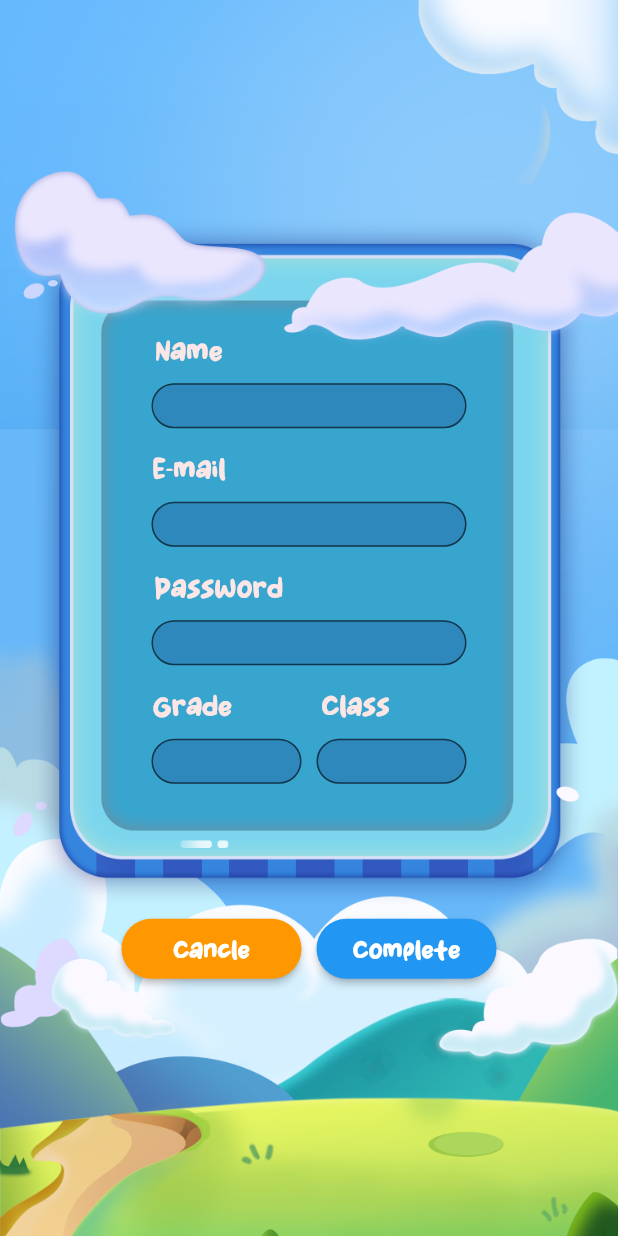
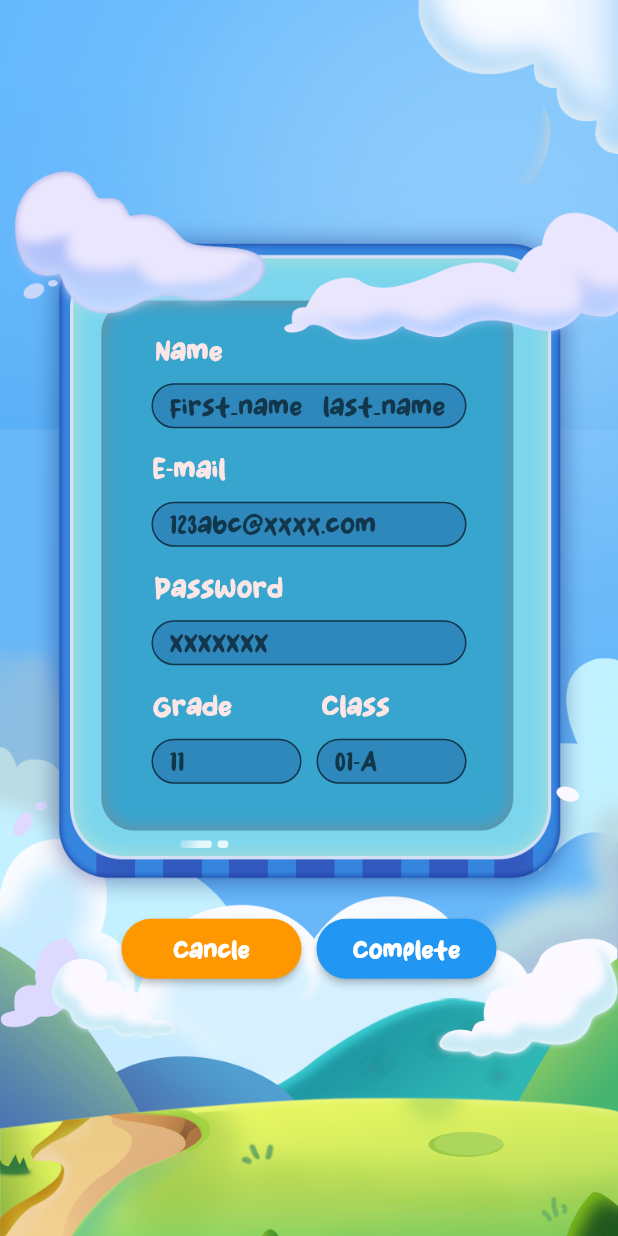
Before and after one commit to RicardoYam/calmPet, a Flutter app: the Register screen opened by its route, on a phone screen of 412 x 824 dp. Run offline on Flutter 3.47's test engine with Material 2 defaults, Android fonts, the phone set to English and light mode, and no system bars; our stand-ins replace font_awesome_flutter.

Commit message:
fixing bugs

```diff
--- a/lib/pages/user/register.dart
+++ b/lib/pages/user/register.dart
@@ -43,12 +43,14 @@ class _RegisterState extends State<Register> {
                     width: 210.0,
                     height: 30.0,
                     child: TextField(
+                        textAlignVertical: TextAlignVertical.bottom,
                         decoration: InputDecoration(
                             border: OutlineInputBorder(
                                 borderRadius: BorderRadius.circular(50.0)),
+                            hintText: "first_name  last_name",
                             filled: true,
                             fillColor: Color.fromARGB(51, 5, 20, 110)),
-                        style: TextStyle(fontFamily: 'test', fontSize: 16.0)),
+                        style: TextStyle(fontFamily: 'test', fontSize: 17.0)),
                   ),
                   SizedBox(height: 15.0),
                   Row(
@@ -67,12 +69,14 @@ class _RegisterState extends State<Register> {
                     width: 210.0,
                     height: 30.0,
                     child: TextField(
+                        textAlignVertical: TextAlignVertical.bottom,
                         decoration: InputDecoration(
                             border: OutlineInputBorder(
                                 borderRadius: BorderRadius.circular(50.0)),
+                            hintText: "123abc@xxxx.com",
                             filled: true,
                             fillColor: Color.fromARGB(51, 5, 20, 110)),
-                        style: TextStyle(fontFamily: 'test', fontSize: 16.0)),
+                        style: TextStyle(fontFamily: 'test', fontSize: 17.0)),
                   ),
                   SizedBox(height: 15.0),
                   Row(
@@ -91,12 +95,14 @@ class _RegisterState extends State<Register> {
                     width: 210.0,
                     height: 30.0,
                     child: TextField(
+                        textAlignVertical: TextAlignVertical.bottom,
                         decoration: InputDecoration(
                             border: OutlineInputBorder(
                                 borderRadius: BorderRadius.circular(50.0)),
+                            hintText: "XXXXXXX",
                             filled: true,
                             fillColor: Color.fromARGB(51, 5, 20, 110)),
-                        style: TextStyle(fontFamily: 'test', fontSize: 16.0)),
+                        style: TextStyle(fontFamily: 'test', fontSize: 17.0)),
                   ),
                   SizedBox(height: 15.0),
                   Row(
@@ -132,26 +138,30 @@ class _RegisterState extends State<Register> {
                         width: 100.0,
                         height: 30.0,
                         child: TextField(
+                            textAlignVertical: TextAlignVertical.bottom,
                             decoration: InputDecoration(
                                 border: OutlineInputBorder(
                                     borderRadius: BorderRadius.circular(50.0)),
+                                hintText: "11",
                                 filled: true,
                                 fillColor: Color.fromARGB(51, 5, 20, 110)),
                             style:
-                                TextStyle(fontFamily: 'test', fontSize: 16.0)),
+                                TextStyle(fontFamily: 'test', fontSize: 17.0)),
                       ),
                       SizedBox(width: 10.0),
                       SizedBox(
                         width: 100.0,
                         height: 30.0,
                         child: TextField(
+                            textAlignVertical: TextAlignVertical.bottom,
                             decoration: InputDecoration(
                                 border: OutlineInputBorder(
                                     borderRadius: BorderRadius.circular(50.0)),
+                                hintText: "01-A",
                                 filled: true,
                                 fillColor: Color.fromARGB(51, 5, 20, 110)),
                             style:
-                                TextStyle(fontFamily: 'test', fontSize: 16.0)),
+                                TextStyle(fontFamily: 'test', fontSize: 17.0)),
                       ),
                     ],
                   ),
```
